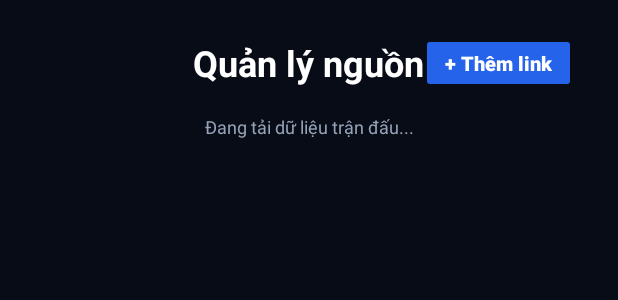
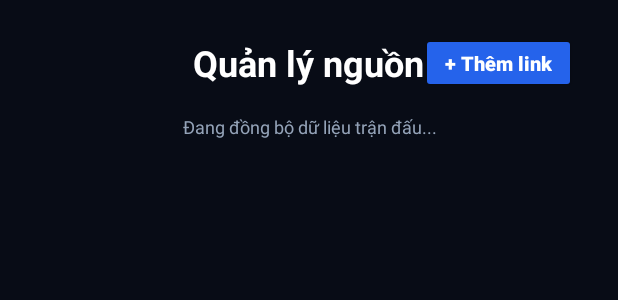
Before and after one commit to daoducphat352010-ux/tv-football-app, an Android app: the layout activity_main.xml on its own in the app's theme, with its tools: preview values and no code run, on a phone screen of 412 x 824 dp. Shown: the top 300 px of the screen. Run offline under Robolectric (Android 15) with nearby library versions, the phone set to English and light mode, and no system bars.

Commit message:
Update activity_main.xml

```diff
--- a/app/src/main/res/layout/activity_main.xml
+++ b/app/src/main/res/layout/activity_main.xml
@@ -9,7 +9,7 @@
     android:paddingTop="18dp"
     android:paddingBottom="12dp">
 
-    <!-- Thanh tiêu đề trên cùng giống ảnh mẫu -->
+    <!-- Thanh tiêu đề trên cùng -->
     <RelativeLayout
         android:layout_width="match_parent"
         android:layout_height="48dp"
@@ -37,6 +37,9 @@
             android:layout_width="wrap_content"
             android:layout_height="wrap_content"
             android:layout_centerInParent="true"
+            android:ellipsize="end"
+            android:maxWidth="420dp"
+            android:singleLine="true"
             android:text="Quản lý nguồn"
             android:textColor="#FFFFFF"
             android:textSize="24sp"
@@ -57,9 +60,26 @@
             android:textColor="#FFFFFF"
             android:textSize="13sp"
             android:textStyle="bold" />
+
+        <Button
+            android:id="@+id/btnReloadMatches"
+            android:layout_width="wrap_content"
+            android:layout_height="40dp"
+            android:layout_alignParentEnd="true"
+            android:layout_centerVertical="true"
+            android:backgroundTint="#0284C7"
+            android:focusable="true"
+            android:paddingStart="16dp"
+            android:paddingEnd="16dp"
+            android:text="↻ Làm mới"
+            android:textAllCaps="false"
+            android:textColor="#FFFFFF"
+            android:textSize="13sp"
+            android:textStyle="bold"
+            android:visibility="gone" />
     </RelativeLayout>
 
-    <!-- Dòng trạng thái cập nhật nhỏ gọn -->
+    <!-- Dòng trạng thái cập nhật -->
     <TextView
         android:id="@+id/tvStatus"
         android:layout_width="match_parent"
@@ -67,11 +87,11 @@
         android:layout_marginBottom="12dp"
         android:gravity="center"
         android:singleLine="true"
-        android:text="Đang tải dữ liệu trận đấu..."
+        android:text="Đang đồng bộ dữ liệu trận đấu..."
         android:textColor="#94A3B8"
         android:textSize="12sp" />
 
-    <!-- Lưới 3 cột hiển thị Nguồn / Danh mục hoặc Danh sách trận đấu -->
+    <!-- Lưới 3 cột hiển thị Nguồn hoặc Danh sách trận đấu -->
     <androidx.recyclerview.widget.RecyclerView
         android:id="@+id/rvMainGrid"
         android:layout_width="match_parent"
```
